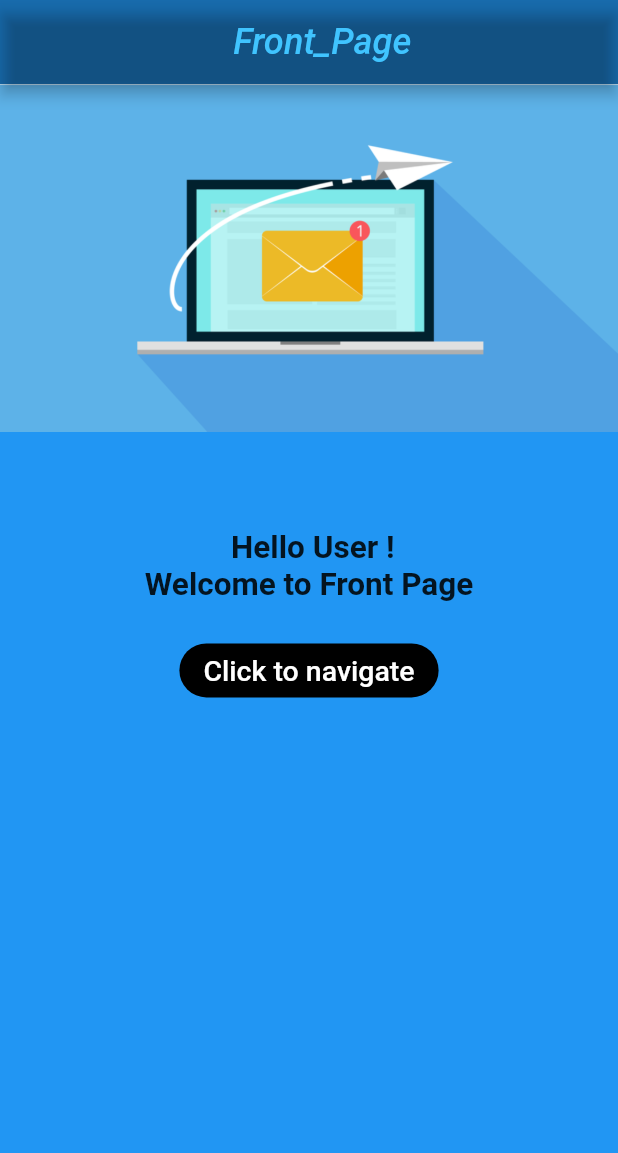
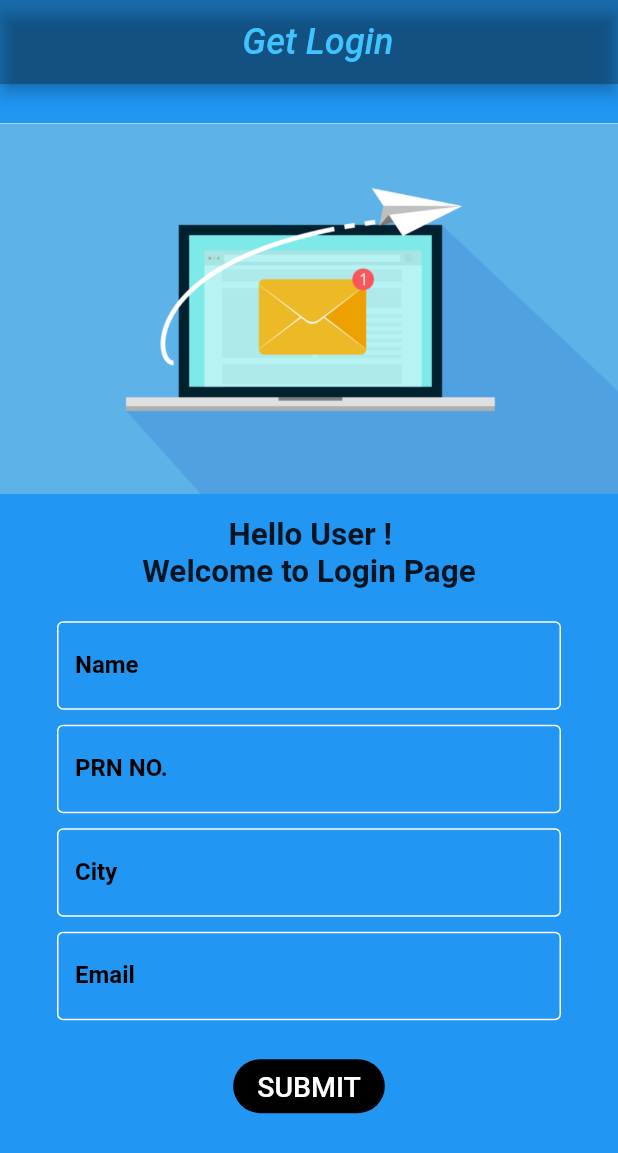
Before and after one commit to shedmekhe/Android_Assignment03, a Flutter app: the screen it shows after launch, on a phone screen of 412 x 824 dp. Shown: the top 1153 px of the screen. Run offline on Flutter 3.47's test engine with Material 2 defaults, Android fonts, the phone set to English and light mode, and no system bars.

Commit message:
assignemnt03

```diff
--- /dev/null
+++ b/lib/contsants.dart
@@ -0,0 +1,8 @@
+import 'package:flutter/material.dart';
+
+const kInputDec=InputDecoration(
+enabledBorder: OutlineInputBorder(borderSide: BorderSide(color: Colors.white),),
+focusedBorder:  OutlineInputBorder(borderSide: BorderSide(color: Colors.white),),
+labelStyle: TextStyle(color: Colors.black,fontWeight: FontWeight.bold),
+labelText: 'Name ',
+);
--- a/lib/main.dart
+++ b/lib/main.dart
@@ -1,6 +1,8 @@
 import 'package:assignment_03/backend.dart';
+import 'package:assignment_03/contsants.dart';
 import 'package:flutter/material.dart';
 import 'backend.dart';
+
 void main() {
   runApp(MyApp());
 }
@@ -29,47 +31,120 @@ class MyHomePage extends StatefulWidget {
 }
 
 class _MyHomePageState extends State<MyHomePage> {
+  String name = '', email = '',city ='',prn='';
 
   @override
   Widget build(BuildContext context) {
     return Scaffold(
       backgroundColor: Colors.blue,
       appBar: AppBar(
-        backgroundColor:Colors.black26,
+        backgroundColor: Colors.black26,
         title: Center(
           child: Text(
-            "   Front_Page",
+            "  Get Login",
             style: TextStyle(
               color: Colors.lightBlueAccent,
               fontStyle: FontStyle.italic,
               fontSize: 24,
             ),
           ),
-
         ),
       ),
       body: Center(
+        child: SingleChildScrollView(
+          physics: BouncingScrollPhysics(),
           child: Column(
             children: [
-            Image.asset('images/send.png'),
-            SizedBox(height: 65),
-            Center(child: Text('            Hello User !\n Welcome to Front Page ',style: TextStyle(fontSize: 21,fontWeight: FontWeight.bold),
+              Image.asset(
+                'images/send.png',
+                height: MediaQuery.of(context).size.height * 0.3,
+                fit: BoxFit.fitHeight,
+              ),
+              SizedBox(height: 15),
+              Center(
+                child: Text(
+                  '            Hello User !\n Welcome to Login Page ',
+                  style: TextStyle(fontSize: 21, fontWeight: FontWeight.bold),
                 ),
               ),
-            SizedBox(height: 20,),
+              SizedBox(
+                height: 20,
+              ),
+              Padding(
+                padding: const EdgeInsets.symmetric(horizontal: 38),
+                child: TextFormField(
+                  onChanged: (value){
+                    setState(() {
+                      name=value;
+                    });
+                  },
+                  decoration: kInputDec,
+                ),
+              ),
+              SizedBox(height: 10),
+              Padding(
+                padding: const EdgeInsets.symmetric(horizontal: 38),
+                child: TextFormField(
+                  onChanged: (value){
+                    setState(() {
+                      prn=value;
+                    });
+                  },
+                  decoration: kInputDec.copyWith(labelText: 'PRN NO.'),
+                ),
+              ),
+              SizedBox(height: 10),
+              Padding(
+                padding: const EdgeInsets.symmetric(horizontal: 38.0),
+                child: TextFormField(
+                  onChanged: (value) {
+                    setState(() {
+                      city=value;
+                    });
+                  },
+                  decoration: kInputDec.copyWith(labelText: 'City'),
+                ),
+              ),
+              SizedBox(height: 10),
+              Padding(
+                padding: const EdgeInsets.symmetric(horizontal: 38.0),
+                child: TextFormField(
+                  onChanged: (value){
+                    setState(() {
+                      email=value;
+                    });
+                  },
+                  decoration: kInputDec.copyWith(labelText: 'Email'),
+                ),
+              ),
+              SizedBox(height: 20),
               FlatButton(
-                onPressed: (){
-                  Navigator.push(context, MaterialPageRoute(builder: (context) => BackEndScreen()),);
+                onPressed: () {
+                  Navigator.push(
+                    context,
+                    MaterialPageRoute(
+                      builder: (context) => BackEndScreen(
+                        name: name,
+                        email: email,
+                        city: city,
+                        prn: prn,
+                      ),
+                    ),
+                  );
                 },
                 splashColor: Colors.yellow,
                 highlightColor: Colors.red,
-                child: Text('Click to navigate',style: TextStyle(color: Colors.white,fontSize: 19),),
+                child: Text(
+                  'SUBMIT',
+                  style: TextStyle(color: Colors.white, fontSize: 19),
+                ),
                 color: Colors.black,
-                shape: RoundedRectangleBorder(borderRadius: BorderRadius.circular(20)),
-
+                shape: RoundedRectangleBorder(
+                    borderRadius: BorderRadius.circular(20)),
               ),
-
+              SizedBox(height: 50),
             ],
+          ),
         ),
       ),
     );
```
Also changed, not shown: lib/backend.dart (+50 -11 lines). Lines whose indentation alone changed are shown as unchanged.
